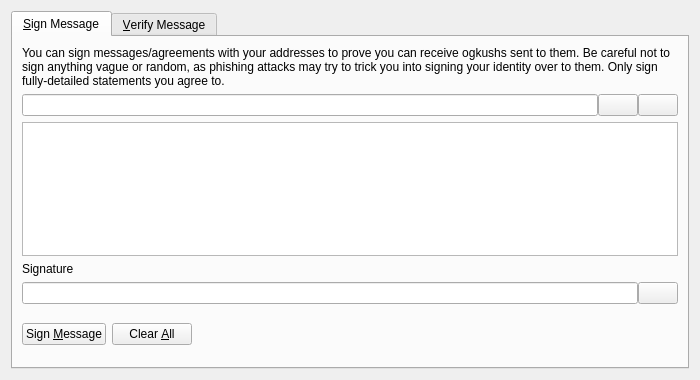
This is src/qt/forms/signverifymessagedialog.ui in minblock/ogkushcoin as Qt 5 draws it before an edit. The edited form follows.
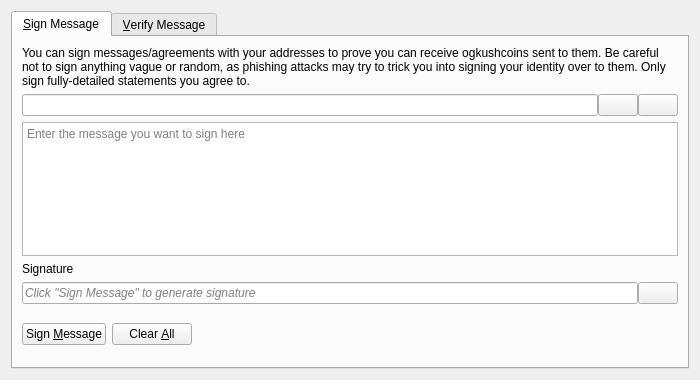
This is the edited form. Icons and pictures are not drawn. Custom widgets are drawn as their Qt base class.

```diff
--- a/src/qt/forms/signverifymessagedialog.ui
+++ b/src/qt/forms/signverifymessagedialog.ui
@@ -30,7 +30,7 @@
        <item>
         <widget class="QLabel" name="infoLabel_SM">
          <property name="text">
-          <string>You can sign messages/agreements with your addresses to prove you can receive ogkushs sent to them. Be careful not to sign anything vague or random, as phishing attacks may try to trick you into signing your identity over to them. Only sign fully-detailed statements you agree to.</string>
+          <string>You can sign messages/agreements with your addresses to prove you can receive ogkushcoins sent to them. Be careful not to sign anything vague or random, as phishing attacks may try to trick you into signing your identity over to them. Only sign fully-detailed statements you agree to.</string>
          </property>
          <property name="textFormat">
           <enum>Qt::PlainText</enum>
@@ -99,6 +99,9 @@
          <property name="toolTip">
           <string>Enter the message you want to sign here</string>
          </property>
+         <property name="placeholderText">
+          <string>Enter the message you want to sign here</string>
+         </property>
         </widget>
        </item>
        <item>
@@ -118,6 +121,9 @@
          </property>
          <item>
           <widget class="QLineEdit" name="signatureOut_SM">
+           <property name="placeholderText">
+            <string>Click "Sign Message" to generate signature</string>
+           </property>
            <property name="font">
             <font>
              <italic>true</italic>
```
Left out of the diff: 26 changed lines with no effect on the pictures.
